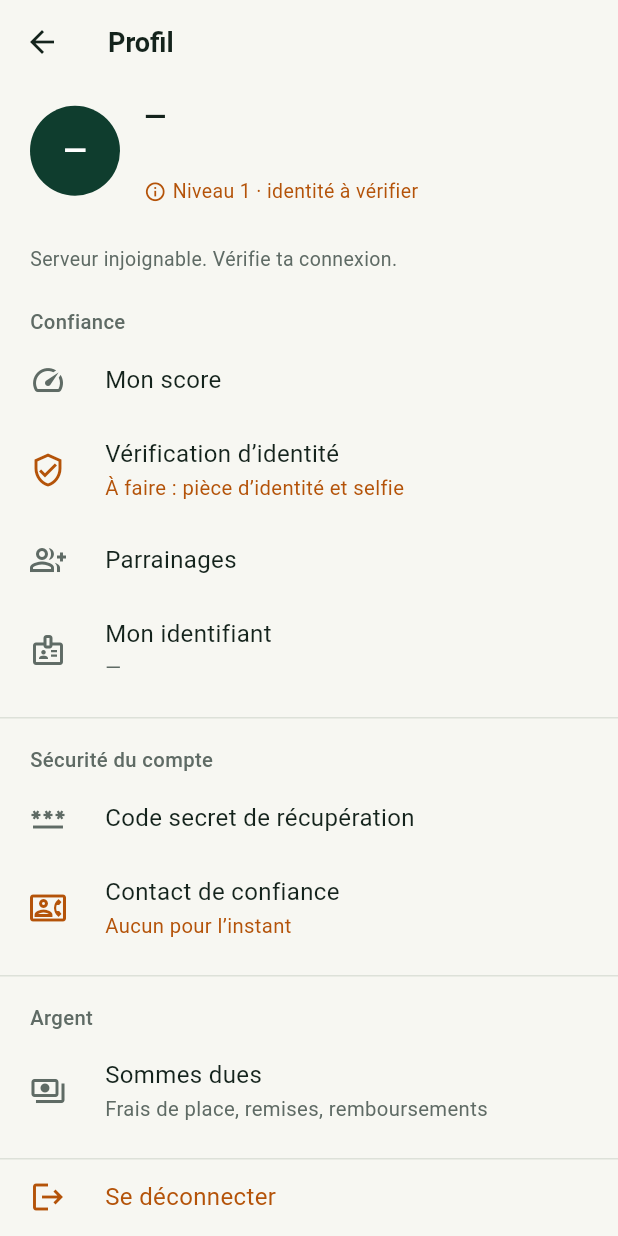
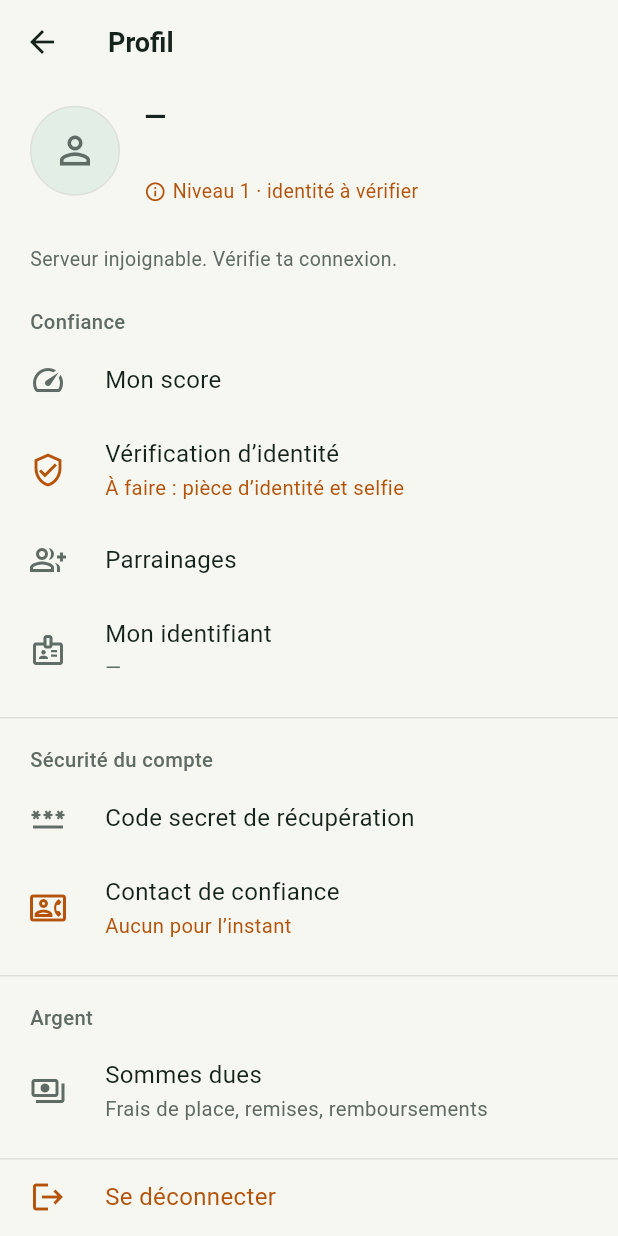
Before and after one commit to Lancifrake/MonDo, a Flutter app: the ProfilScreen screen opened directly, on a phone screen of 412 x 824 dp. Run offline on Flutter 3.47's test engine with Material 3 defaults, Android fonts, the phone set to English and light mode, and no system bars; our stand-ins replace dio, flutter_riverpod, flutter_secure_storage, freezed_annotation, image_picker, logger and 1 more; missing offline and left inert: pointycastle; accounts and stored records are empty; project files that could hold a hidden picture were left out.

Commit message:
fix: le profil montre une silhouette au lieu des initiales, comme la console

```diff
--- a/front_mobile/lib/screens/compte/profil_screen.dart
+++ b/front_mobile/lib/screens/compte/profil_screen.dart
@@ -178,7 +178,7 @@ class ProfilScreen extends ConsumerWidget {
   }
 }
 
-/// En-tête du profil : initiales, nom, numéro et niveau d'identité.
+/// En-tête du profil : silhouette, nom, numéro et niveau d'identité.
 class _Entete extends StatelessWidget {
   const _Entete({required this.nom, required this.numero, required this.verifiee});
 
@@ -188,15 +188,19 @@ class _Entete extends StatelessWidget {
 
   @override
   Widget build(BuildContext context) {
-    final initiales = nom.trim().split(RegExp(r'\s+')).where((m) => m.isNotEmpty).take(2).map((m) => m[0].toUpperCase()).join();
     return Padding(
       padding: const EdgeInsets.fromLTRB(20, 8, 20, 20),
       child: Row(children: [
-        CircleAvatar(
-          radius: 30,
-          backgroundColor: AppColors.darkGreen,
-          child: Text(initiales.isEmpty ? '?' : initiales,
-              style: const TextStyle(color: Colors.white, fontSize: 20, fontWeight: FontWeight.w600)),
+        // Comme la console : pas d'initiales, une silhouette neutre dans un rond clair.
+        Container(
+          width: 60,
+          height: 60,
+          decoration: BoxDecoration(
+            color: AppColors.mint,
+            shape: BoxShape.circle,
+            border: Border.all(color: AppColors.border),
+          ),
+          child: const Icon(Icons.person_outline, size: 30, color: AppColors.textMuted),
         ),
         const SizedBox(width: 16),
         Expanded(
```
